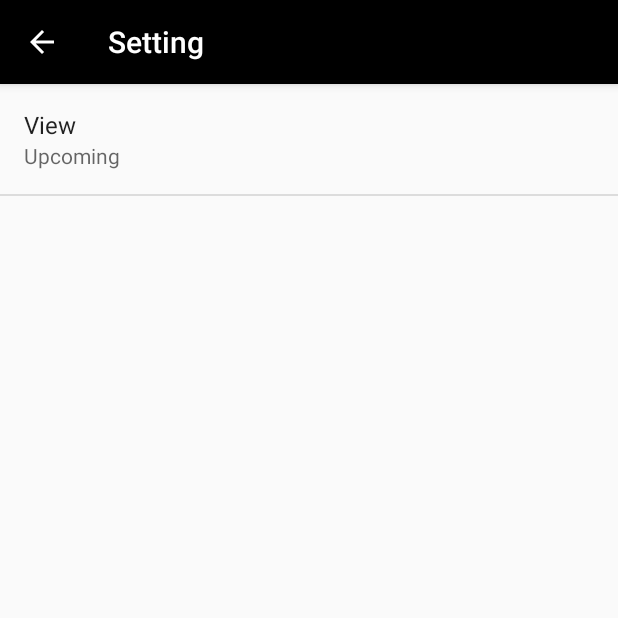
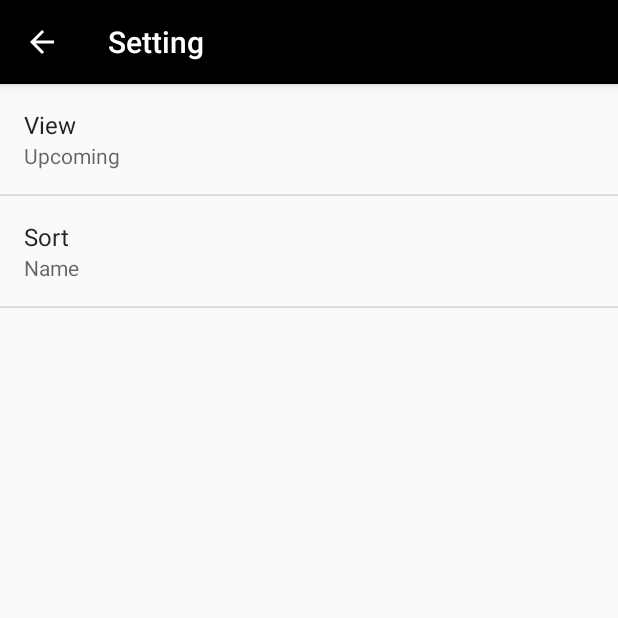
Before and after one commit to AhmedHassaan/Movie-App, an Android app: the screen it shows after launch (Setting), after a tap on an icon or button, on a phone screen of 412 x 824 dp, the top half of it. Run offline under Robolectric (Android 15) with nearby library versions, the phone set to English and light mode, and no system bars; our stand-ins replace Picasso; pictures from the network do not load; 3 statements that could not run were skipped.

```diff
--- a/app/src/main/java/com/example/lenovo/movies/Data/Setting.java
+++ b/app/src/main/java/com/example/lenovo/movies/Data/Setting.java
@@ -37,6 +37,7 @@ public class Setting extends PreferenceActivity
         super.onCreate(savedInstanceState);
         addPreferencesFromResource(R.xml.pref_general);
         bindPreferenceSummaryToValue(findPreference(getString(R.string.key_view)));
+        bindPreferenceSummaryToValue(findPreference(getString(R.string.key_sort)));
         getSupportActionBar().setDisplayHomeAsUpEnabled(true);
         getSupportActionBar().setDisplayShowHomeEnabled(true);
     }
--- a/app/src/main/java/com/example/lenovo/movies/MainActivity.java
+++ b/app/src/main/java/com/example/lenovo/movies/MainActivity.java
@@ -10,7 +10,7 @@ import android.view.MenuItem;
 import android.widget.FrameLayout;
 import android.widget.Toast;
 
-import com.example.lenovo.movies.Data.Details;
+import com.example.lenovo.movies.Details.Details;
 import com.example.lenovo.movies.Data.Movies;
 import com.example.lenovo.movies.Data.Setting;
 import com.example.lenovo.movies.Data.connection;
@@ -53,7 +53,6 @@ public class MainActivity extends AppCompatActivity implements connection {
                         savedInstanceState.getString("back"),
                         savedInstanceState.getInt("rate"),
                         savedInstanceState.getString("id"));
-                movie.setVideoURL(savedInstanceState.getString("video"));
                 setSave();
             }
         }
@@ -122,7 +121,6 @@ public class MainActivity extends AppCompatActivity implements connection {
             outState.putString("back", movie.getBackdrop());
             outState.putString("date", movie.getDate());
             outState.putString("image", movie.getImage());
-            outState.putString("video", movie.getVideoURL());
             outState.putInt("rate", movie.getRate());
         }
     }
--- a/app/src/main/java/com/example/lenovo/movies/MovieList/MainList.java
+++ b/app/src/main/java/com/example/lenovo/movies/MovieList/MainList.java
@@ -1,7 +1,6 @@
 package com.example.lenovo.movies.MovieList;
 
 import android.app.ProgressDialog;
-import android.content.Context;
 import android.content.SharedPreferences;
 import android.net.Uri;
 import android.os.AsyncTask;
@@ -35,6 +34,7 @@ import java.net.MalformedURLException;
 import java.net.ProtocolException;
 import java.net.URL;
 import java.util.ArrayList;
+import java.util.Collections;
 
 /**
  * Created by Lenovo on 10/21/2016.
@@ -43,12 +43,10 @@ import java.util.ArrayList;
 public class MainList extends Fragment implements AdapterView.OnItemClickListener {
     ListView list;
     ArrayList<Movies> moviesList;
-    Context context = getActivity();
     private ProgressDialog dialog;
     connection con;
     MoviesAdapter adapter;
     OfflineData save;
-
     @Nullable
     @Override
     public View onCreateView(LayoutInflater inflater, @Nullable ViewGroup container, @Nullable Bundle savedInstanceState) {
@@ -69,11 +67,21 @@ public class MainList extends Fragment implements AdapterView.OnItemClickListene
 
     public void update(){
         SharedPreferences prefs = PreferenceManager.getDefaultSharedPreferences(getActivity());
-        String sort = prefs.getString(getString(R.string.key_view),getString(R.string.default_val));
-        new MoviesAsyncTask().execute(sort);
-        Toast.makeText(getActivity(),"Refresh",Toast.LENGTH_LONG).show();
+        String view = prefs.getString(getString(R.string.key_view),getString(R.string.view_default_val));
+        new MoviesAsyncTask().execute(view);
     }
 
+
+    public void sortMovies(){
+        if (getActivity() != null) {
+            SharedPreferences prefs = PreferenceManager.getDefaultSharedPreferences(getActivity());
+            String sort = prefs.getString(getString(R.string.key_sort), getString(R.string.sort_default_val));
+            if (sort.equals("rate"))
+                Collections.sort(moviesList, Movies.rateComparator);
+            else
+                Collections.sort(moviesList, Movies.nameComparator);
+        }
+    }
 
 
     public class MoviesAsyncTask extends AsyncTask<String , Void , Boolean>{
@@ -107,7 +115,7 @@ public class MainList extends Fragment implements AdapterView.OnItemClickListene
             final String rate = "vote_average";
             final String id = "id";
             String baseImageNormal = "https://image.tmdb.org/t/p/w300";
-            String baseImageBig = "https://image.tmdb.org/t/p/w600";
+            String baseImageBig = "https://image.tmdb.org/t/p/w300";
 
             JSONObject movieJson = new JSONObject(moviesStr);
             JSONArray moviesArray = movieJson.getJSONArray(result);
@@ -200,6 +208,7 @@ public class MainList extends Fragment implements AdapterView.OnItemClickListene
             dialog.dismiss();
             if(aBoolean){
                 save.setJson(movieJson);
+                sortMovies();
                 if(getActivity() != null)
                     adapter = new MoviesAdapter(getActivity(),R.layout.listitem,moviesList);
                 list.setAdapter(adapter);
@@ -214,6 +223,7 @@ public class MainList extends Fragment implements AdapterView.OnItemClickListene
                     e.printStackTrace();
                 }
                 if(b){
+                    sortMovies();
                     if(getActivity() != null)
                         adapter = new MoviesAdapter(getActivity(),R.layout.listitem,moviesList);
                     list.setAdapter(adapter);
--- a/app/src/main/res/values/strings.xml
+++ b/app/src/main/res/values/strings.xml
@@ -1,25 +1,44 @@
 <resources>
     <string name="app_name">Movies</string>
 
-
-    <string-array name="pref_units_values">
+    //-----------for View
+    <string-array name="pref_view_values">
         <item>upcoming</item>
         <item>now_playing</item>
         <item>top_rated</item>
         <item>popular</item>
     </string-array>
 
-    <string-array name="pref_units_options">
+    <string-array name="pref_view_options">
         <item>Upcoming</item>
         <item>Now Playing</item>
         <item>Top Rated</item>
         <item>Popular</item>
     </string-array>
 
-    <string name="default_val">upcoming</string>
+    <string name="view_default_val">upcoming</string>
 
-    <string name="title_def">View</string>
+    <string name="view_title_def">View</string>
 
     <string name="key_view">View</string>
 
+    //------------ for Sort
+    <string-array name="pref_sort_values">
+        <item>name</item>
+        <item>rate</item>
+    </string-array>
+
+    <string-array name="pref_sort_options">
+        <item>Name</item>
+        <item>Rate</item>
+    </string-array>
+
+    <string name="sort_default_val">name</string>
+
+    <string name="sort_title_def">Sort</string>
+
+    <string name="key_sort">Sort</string>
+
+
+
 </resources>
--- a/app/src/main/res/xml/pref_general.xml
+++ b/app/src/main/res/xml/pref_general.xml
@@ -2,10 +2,17 @@
 <PreferenceScreen xmlns:android="http://schemas.android.com/apk/res/android">
 
     <ListPreference
-        android:title="@string/title_def"
+        android:title="@string/view_title_def"
         android:key="@string/key_view"
-        android:defaultValue="@string/default_val"
-        android:entryValues="@array/pref_units_values"
-        android:entries="@array/pref_units_options"/>
+        android:defaultValue="@string/view_default_val"
+        android:entryValues="@array/pref_view_values"
+        android:entries="@array/pref_view_options"/>
+
+    <ListPreference
+        android:title="@string/sort_title_def"
+        android:key="@string/key_sort"
+        android:defaultValue="@string/sort_default_val"
+        android:entryValues="@array/pref_sort_values"
+        android:entries="@array/pref_sort_options"/>
 
 </PreferenceScreen>
```
Also changed, not shown: app/src/main/java/com/example/lenovo/movies/Data/Movies.java (+40 -6 lines), app/src/main/java/com/example/lenovo/movies/Details/Details.java (renamed from app/src/main/java/com/example/lenovo/movies/Data/Details.java, +37 -46 lines), app/src/main/res/layout/details.xml (+17 -4 lines), app/src/main/res/layout/one_trailer.xml (added, +17 -0 lines).
